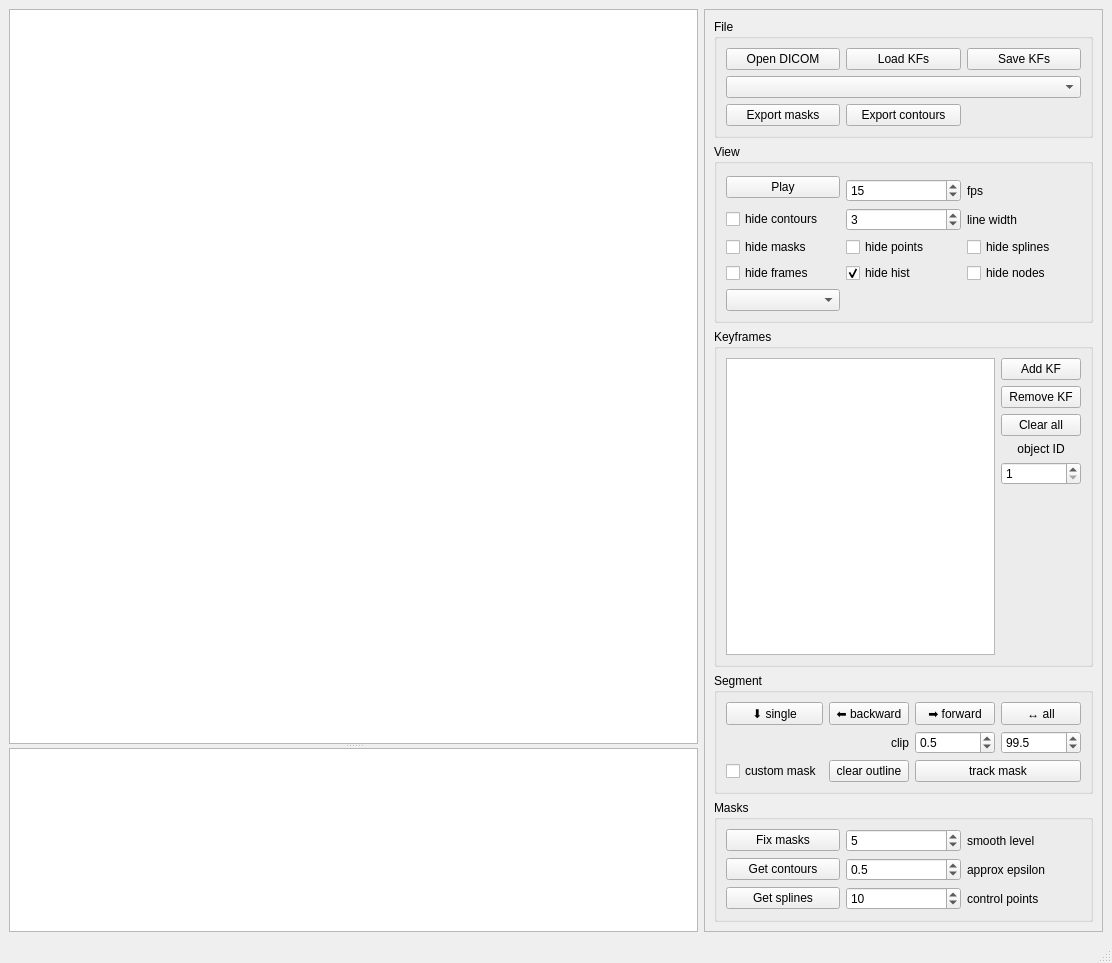
Qt form src/echo_seg/ui/mainwindow.ui (tomgrad/echo) before a commit.
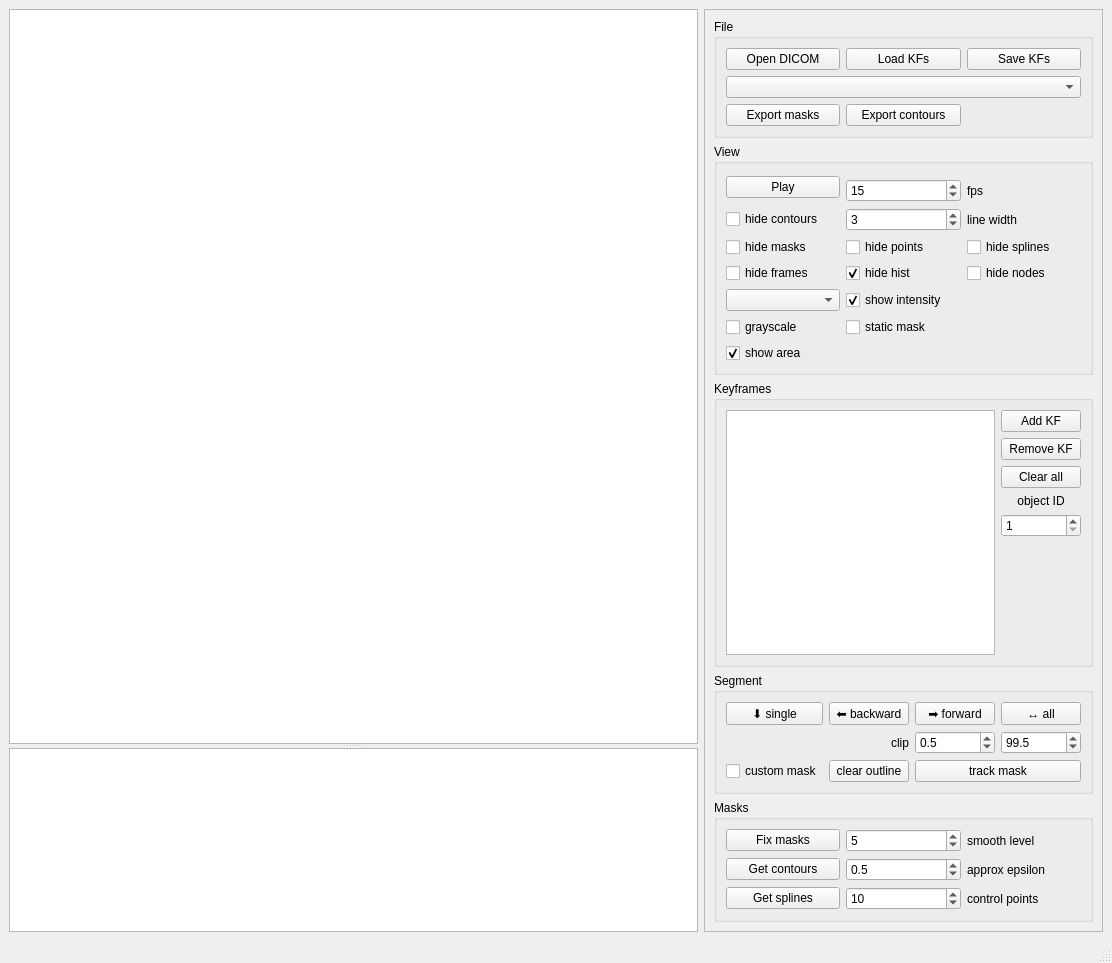
The same form after that commit. Custom widgets are drawn as their Qt base class.

Commit message:
feat(seg): intensity and area plots, static mask, grayscale, video fps
Plot normalized per-frame mean intensity and mask area over the
cross-section view, with show/hide checkboxes. "static mask" applies the
selected key frame's mask to all frames for the intensity plot. Add a
grayscale display option and set the fps spinbox from video files.

The edit to the form file:
```diff
--- a/src/echo_seg/ui/mainwindow.ui
+++ b/src/echo_seg/ui/mainwindow.ui
@@ -211,6 +211,40 @@
           <item row="7" column="0">
            <widget class="QComboBox" name="crossSectionComboBox"/>
           </item>
+          <item row="9" column="0">
+           <widget class="QCheckBox" name="showAreaCheckBox">
+            <property name="text">
+             <string>show area</string>
+            </property>
+            <property name="checked">
+             <bool>true</bool>
+            </property>
+           </widget>
+          </item>
+          <item row="8" column="1">
+           <widget class="QCheckBox" name="staticMaskCheckBox">
+            <property name="text">
+             <string>static mask</string>
+            </property>
+           </widget>
+          </item>
+          <item row="8" column="0">
+           <widget class="QCheckBox" name="grayscaleCheckBox">
+            <property name="text">
+             <string>grayscale</string>
+            </property>
+           </widget>
+          </item>
+          <item row="7" column="1">
+           <widget class="QCheckBox" name="showIntensityCheckBox">
+            <property name="text">
+             <string>show intensity</string>
+            </property>
+            <property name="checked">
+             <bool>true</bool>
+            </property>
+           </widget>
+          </item>
          </layout>
         </widget>
        </item>
```
The commit also changes 6 other files.
